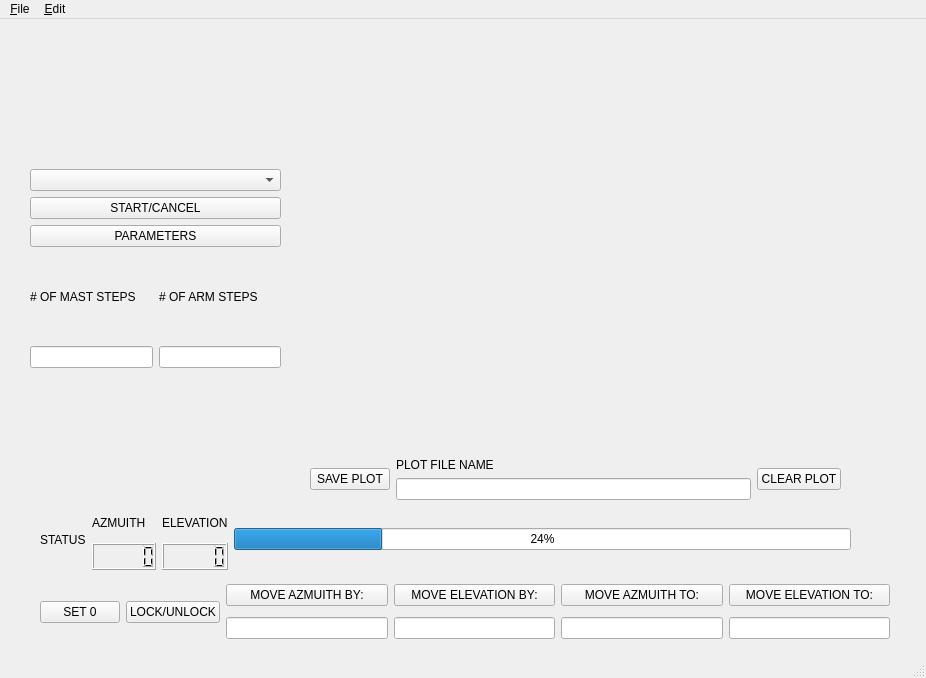
ty-davis/WSU_AUTpaTT, file gui/window.ui: the form before one commit.
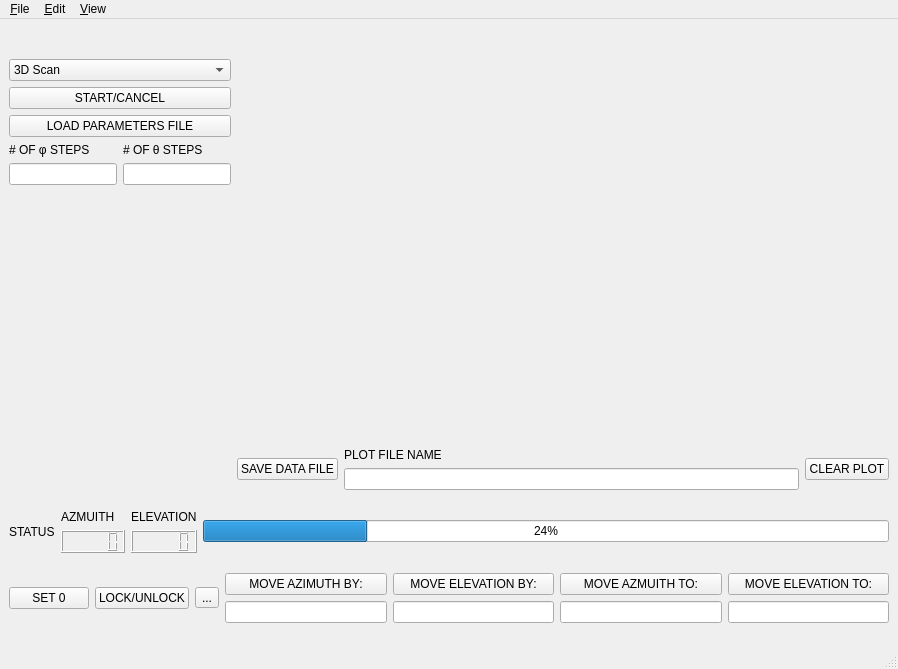
The form after the commit. Icons and pictures are not drawn. Custom widgets are drawn as their Qt base class.

Commit message: 3D plotting now takes place in the GUI

Patch:
```diff
--- a/gui/window.ui
+++ b/gui/window.ui
@@ -6,94 +6,78 @@
    <rect>
     <x>0</x>
     <y>0</y>
-    <width>926</width>
-    <height>678</height>
+    <width>898</width>
+    <height>669</height>
    </rect>
   </property>
   <property name="windowTitle">
    <string>MainWindow</string>
   </property>
   <widget class="QWidget" name="centralwidget">
-   <widget class="QWidget" name="layoutWidget">
-    <property name="geometry">
-     <rect>
-      <x>30</x>
-      <y>150</y>
-      <width>251</width>
-      <height>199</height>
-     </rect>
-    </property>
-    <layout class="QVBoxLayout" name="verticalLayout_9">
-     <item>
-      <widget class="QComboBox" name="comboBox_2">
-       <property name="cursor">
-        <cursorShape>PointingHandCursor</cursorShape>
-       </property>
-      </widget>
-     </item>
-     <item>
-      <widget class="QPushButton" name="startCancelButton_2">
-       <property name="cursor">
-        <cursorShape>PointingHandCursor</cursorShape>
-       </property>
-       <property name="text">
-        <string>START/CANCEL</string>
-       </property>
-      </widget>
-     </item>
-     <item>
-      <widget class="QPushButton" name="editParams_2">
-       <property name="cursor">
-        <cursorShape>PointingHandCursor</cursorShape>
-       </property>
-       <property name="text">
-        <string>PARAMETERS</string>
-       </property>
-      </widget>
-     </item>
-     <item>
-      <layout class="QGridLayout" name="gridLayout_2">
-       <item row="0" column="0">
-        <widget class="QLabel" name="mastStepsLabel">
-         <property name="text">
-          <string># OF MAST STEPS</string>
-         </property>
-        </widget>
-       </item>
-       <item row="1" column="0">
-        <widget class="QLineEdit" name="mast_steps">
-         <property name="text">
-          <string/>
-         </property>
-        </widget>
-       </item>
-       <item row="1" column="1">
-        <widget class="QLineEdit" name="arm_steps">
-         <property name="text">
-          <string/>
-         </property>
-        </widget>
-       </item>
+   <layout class="QFormLayout" name="formLayout">
        <item row="0" column="1">
-        <widget class="QLabel" name="armStepsLabel">
+     <layout class="QVBoxLayout" name="verticalLayout_2">
+      <item>
+       <widget class="MplWidget" name="matplotlib_widget" native="true">
+        <property name="sizePolicy">
+         <sizepolicy hsizetype="Preferred" vsizetype="Expanding">
+          <horstretch>0</horstretch>
+          <verstretch>0</verstretch>
+         </sizepolicy>
+        </property>
+        <property name="minimumSize">
+         <size>
+          <width>548</width>
+          <height>400</height>
+         </size>
+        </property>
+       </widget>
+      </item>
+      <item>
+       <layout class="QHBoxLayout" name="horizontalLayout_2">
+        <item>
+         <widget class="QPushButton" name="pushButton_7">
+          <property name="cursor">
+           <cursorShape>PointingHandCursor</cursorShape>
+          </property>
          <property name="text">
-          <string># OF ARM STEPS</string>
+           <string>SAVE DATA FILE</string>
          </property>
         </widget>
        </item>
-      </layout>
-     </item>
-    </layout>
-   </widget>
-   <widget class="QWidget" name="layoutWidget_2">
-    <property name="geometry">
-     <rect>
-      <x>40</x>
-      <y>490</y>
-      <width>811</width>
-      <height>61</height>
-     </rect>
-    </property>
+        <item>
+         <layout class="QVBoxLayout" name="verticalLayout">
+          <item>
+           <widget class="QLabel" name="label_2">
+            <property name="text">
+             <string>PLOT FILE NAME</string>
+            </property>
+           </widget>
+          </item>
+          <item>
+           <widget class="QLineEdit" name="mast_steps_2">
+            <property name="text">
+             <string/>
+            </property>
+           </widget>
+          </item>
+         </layout>
+        </item>
+        <item>
+         <widget class="QPushButton" name="clear_plot_b">
+          <property name="cursor">
+           <cursorShape>PointingHandCursor</cursorShape>
+          </property>
+          <property name="text">
+           <string>CLEAR PLOT</string>
+          </property>
+         </widget>
+        </item>
+       </layout>
+      </item>
+     </layout>
+    </item>
+    <item row="1" column="0" colspan="2">
     <layout class="QHBoxLayout" name="horizontalLayout_3">
      <item>
       <widget class="QLabel" name="statusBarLabel">
@@ -138,16 +122,8 @@
       </widget>
      </item>
     </layout>
-   </widget>
-   <widget class="QWidget" name="layoutWidget_3">
-    <property name="geometry">
-     <rect>
-      <x>40</x>
-      <y>560</y>
-      <width>850</width>
-      <height>67</height>
-     </rect>
-    </property>
+    </item>
+    <item row="2" column="0" colspan="2">
     <layout class="QHBoxLayout" name="horizontalLayout">
      <item>
       <widget class="QPushButton" name="set0Button">
@@ -172,6 +148,19 @@
        </property>
       </widget>
      </item>
+      <item>
+       <widget class="QToolButton" name="move_with_arrows_button">
+        <property name="toolTip">
+         <string>&lt;html&gt;&lt;head/&gt;&lt;body&gt;&lt;p&gt;Use keys to move the motors&lt;/p&gt;&lt;/body&gt;&lt;/html&gt;</string>
+        </property>
+        <property name="text">
+         <string>...</string>
+        </property>
+        <property name="icon">
+         <iconset theme="input-keyboard"/>
+        </property>
+       </widget>
+      </item>
      <item>
       <layout class="QVBoxLayout" name="verticalLayout_6">
        <item>
@@ -180,7 +169,7 @@
           <cursorShape>PointingHandCursor</cursorShape>
          </property>
          <property name="text">
-          <string>MOVE AZMUITH BY:</string>
+           <string>MOVE AZIMUTH BY:</string>
          </property>
         </widget>
        </item>
@@ -257,81 +246,108 @@
       </layout>
      </item>
     </layout>
-   </widget>
-   <widget class="QWidget" name="layoutWidget_4">
-    <property name="geometry">
-     <rect>
-      <x>310</x>
-      <y>10</y>
-      <width>531</width>
-      <height>471</height>
-     </rect>
-    </property>
-    <layout class="QVBoxLayout" name="verticalLayout_2">
+    </item>
+    <item row="0" column="0">
+     <layout class="QVBoxLayout" name="verticalLayout_9">
+      <property name="topMargin">
+       <number>17</number>
+      </property>
      <item>
-      <widget class="QLabel" name="label">
+       <widget class="QComboBox" name="comboBox_2">
+        <property name="cursor">
+         <cursorShape>PointingHandCursor</cursorShape>
+        </property>
+        <item>
        <property name="text">
-        <string/>
-       </property>
-       <property name="pixmap">
-        <pixmap>../v3AUTpaTT DWG PICTURE.PNG</pixmap>
-       </property>
-       <property name="scaledContents">
-        <bool>true</bool>
-       </property>
+          <string>3D Scan</string>
+         </property>
+        </item>
+        <item>
+         <property name="text">
+          <string>2D Scan θ</string>
+         </property>
+        </item>
+        <item>
+         <property name="text">
+          <string>2D Scan φ</string>
+         </property>
+        </item>
       </widget>
      </item>
      <item>
-      <layout class="QHBoxLayout" name="horizontalLayout_2">
-       <item>
-        <widget class="QPushButton" name="pushButton_7">
+       <widget class="QPushButton" name="startCancelButton">
          <property name="cursor">
           <cursorShape>PointingHandCursor</cursorShape>
          </property>
          <property name="text">
-          <string>SAVE PLOT</string>
+         <string>START/CANCEL</string>
          </property>
         </widget>
        </item>
        <item>
-        <layout class="QVBoxLayout" name="verticalLayout">
-         <item>
-          <widget class="QLabel" name="label_2">
+       <widget class="QPushButton" name="load_parameters_button">
+        <property name="cursor">
+         <cursorShape>PointingHandCursor</cursorShape>
+        </property>
            <property name="text">
-            <string>PLOT FILE NAME</string>
+         <string>LOAD PARAMETERS FILE</string>
            </property>
           </widget>
          </item>
          <item>
-          <widget class="QLineEdit" name="mast_steps_2">
+       <layout class="QGridLayout" name="gridLayout_2">
+        <item row="1" column="1">
+         <widget class="QLineEdit" name="arm_steps">
            <property name="text">
             <string/>
            </property>
           </widget>
          </item>
-        </layout>
-       </item>
-       <item>
-        <widget class="QPushButton" name="pushButton_8">
-         <property name="cursor">
-          <cursorShape>PointingHandCursor</cursorShape>
-         </property>
+        <item row="0" column="0">
+         <widget class="QLabel" name="mastStepsLabel">
+          <property name="sizePolicy">
+           <sizepolicy hsizetype="Fixed" vsizetype="Fixed">
+            <horstretch>0</horstretch>
+            <verstretch>0</verstretch>
+           </sizepolicy>
+          </property>
+          <property name="text">
+           <string># OF φ STEPS</string>
+          </property>
+         </widget>
+        </item>
+        <item row="1" column="0">
+         <widget class="QLineEdit" name="mast_steps">
+          <property name="text">
+           <string/>
+          </property>
+         </widget>
+        </item>
+        <item row="0" column="1">
+         <widget class="QLabel" name="armStepsLabel">
+          <property name="sizePolicy">
+           <sizepolicy hsizetype="Fixed" vsizetype="Fixed">
+            <horstretch>0</horstretch>
+            <verstretch>0</verstretch>
+           </sizepolicy>
+          </property>
          <property name="text">
-          <string>CLEAR PLOT</string>
+           <string># OF θ STEPS</string>
          </property>
         </widget>
        </item>
       </layout>
      </item>
     </layout>
-   </widget>
+    </item>
+   </layout>
   </widget>
   <widget class="QMenuBar" name="menubar">
    <property name="geometry">
     <rect>
      <x>0</x>
      <y>0</y>
-     <width>926</width>
+     <width>898</width>
      <height>26</height>
     </rect>
    </property>
@@ -346,9 +362,17 @@
      <string>&amp;Edit</string>
     </property>
     <addaction name="actionEdit_parameters"/>
+    <addaction name="actionLoad_Parameters"/>
+   </widget>
+   <widget class="QMenu" name="menu_View">
+    <property name="title">
+     <string>&amp;View</string>
+    </property>
+    <addaction name="actionMove_with_Arrow_Keys"/>
    </widget>
    <addaction name="menu_File"/>
    <addaction name="menu_Edit"/>
+   <addaction name="menu_View"/>
   </widget>
   <widget class="QStatusBar" name="statusbar"/>
   <action name="actionOpen_file">
@@ -362,6 +386,14 @@
    </property>
   </action>
  </widget>
+ <customwidgets>
+  <customwidget>
+   <class>MplWidget</class>
+   <extends>QWidget</extends>
+   <header>mplwidget</header>
+   <container>1</container>
+  </customwidget>
+ </customwidgets>
  <resources/>
  <connections/>
 </ui>
```
Left out of the diff: 16 changed lines with no effect on the pictures. Lines whose indentation alone changed are shown as unchanged. The commit also changes 6 other files.
